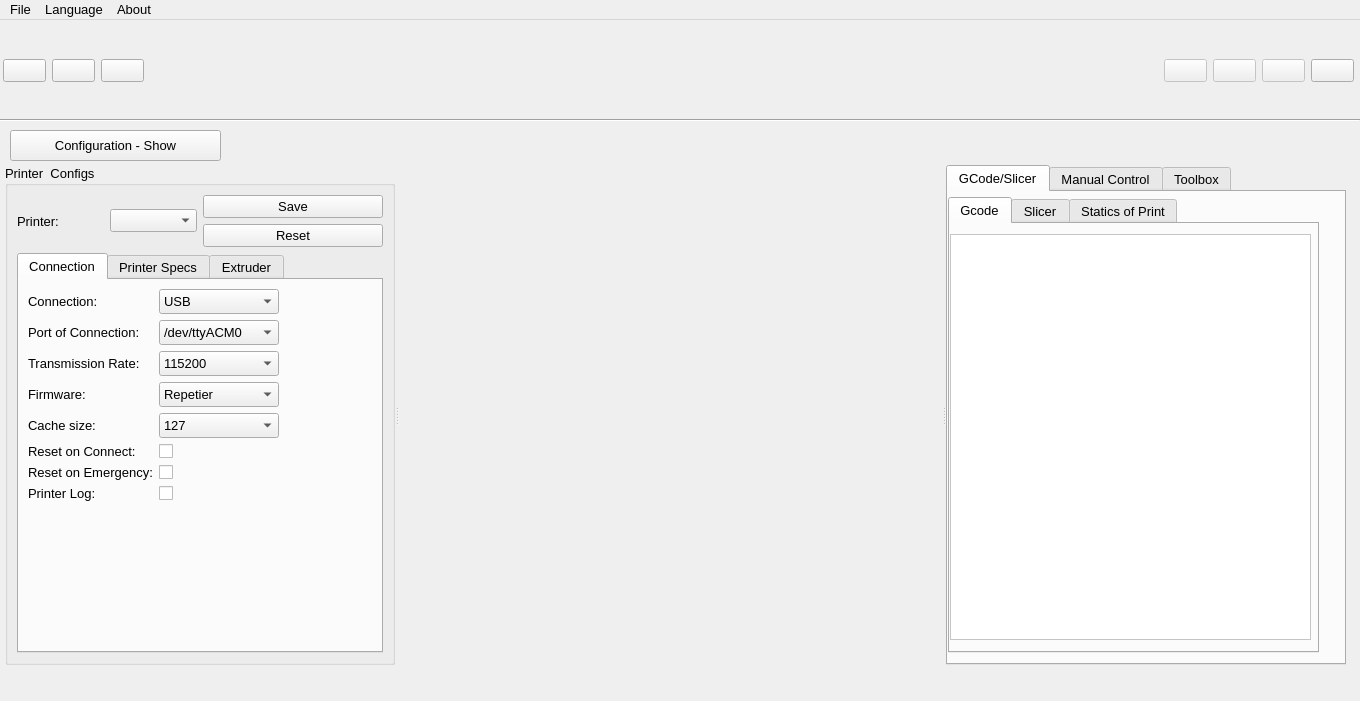
Above: Pandora.ui from KDE/brprint3d before the change. Below: the same form after it.
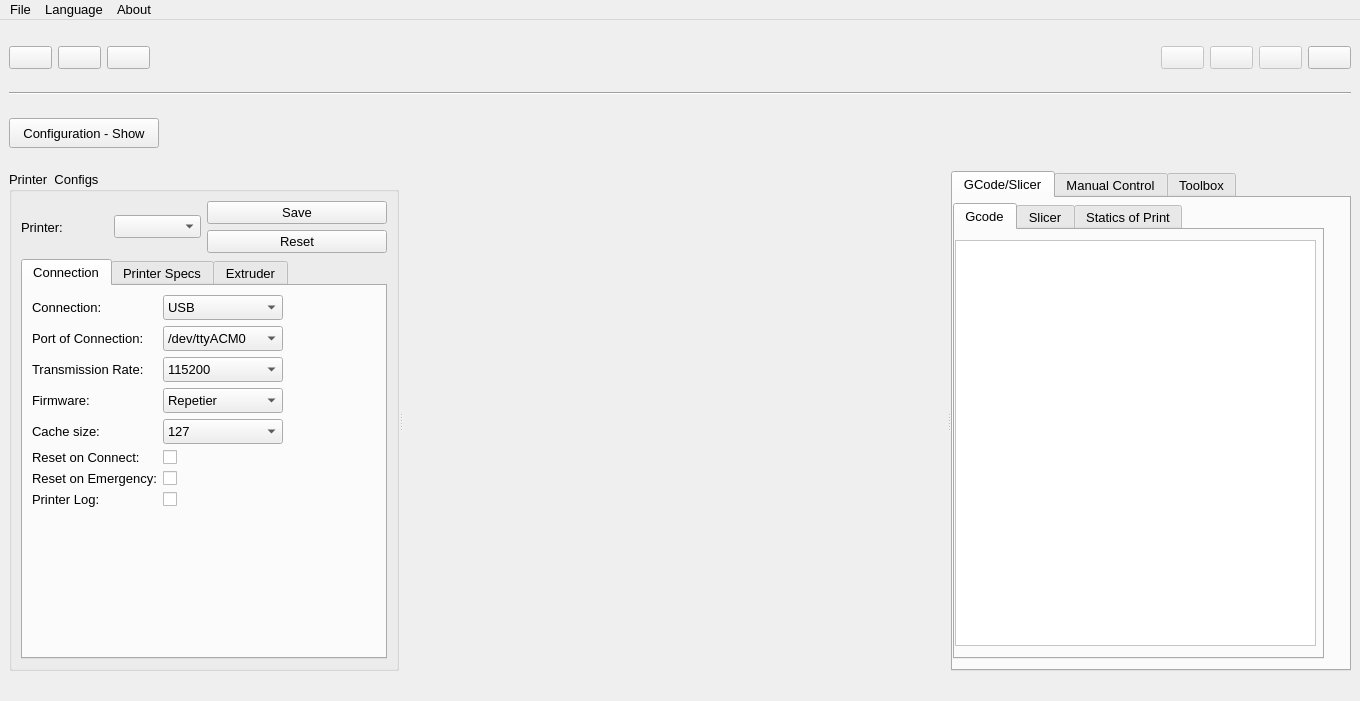
That is the form after the change. Icons and pictures are not drawn.

Commit message: Layout All the Ui in a grid layout.

```diff
--- a/Pandora.ui
+++ b/Pandora.ui
@@ -49,41 +49,8 @@
    <enum>Qt::ToolButtonTextUnderIcon</enum>
   </property>
   <widget class="QWidget" name="centralwidget">
-   <widget class="QPushButton" name="bt_hide">
-    <property name="geometry">
-     <rect>
-      <x>10</x>
-      <y>110</y>
-      <width>211</width>
-      <height>31</height>
-     </rect>
-    </property>
-    <property name="text">
-     <string>Configuration - Show</string>
-    </property>
-   </widget>
-   <widget class="Line" name="line_5">
-    <property name="geometry">
-     <rect>
-      <x>0</x>
-      <y>90</y>
-      <width>1360</width>
-      <height>20</height>
-     </rect>
-    </property>
-    <property name="orientation">
-     <enum>Qt::Horizontal</enum>
-    </property>
-   </widget>
-   <widget class="QWidget" name="layoutWidget">
-    <property name="geometry">
-     <rect>
-      <x>3</x>
-      <y>5</y>
-      <width>1351</width>
-      <height>92</height>
-     </rect>
-    </property>
+   <layout class="QGridLayout" name="gridLayout_8">
+    <item row="0" column="0">
     <layout class="QHBoxLayout" name="horizontalLayout">
      <item>
       <widget class="QPushButton" name="bt_import">
@@ -316,16 +283,29 @@
       </widget>
      </item>
     </layout>
-   </widget>
+    </item>
+    <item row="1" column="0">
+     <widget class="Line" name="line_5">
+      <property name="orientation">
+       <enum>Qt::Horizontal</enum>
+      </property>
+     </widget>
+    </item>
+    <item row="2" column="0">
+     <widget class="QPushButton" name="bt_hide">
+      <property name="maximumSize">
+       <size>
+        <width>150</width>
+        <height>30</height>
+       </size>
+      </property>
+      <property name="text">
+       <string>Configuration - Show</string>
+      </property>
+     </widget>
+    </item>
+    <item row="3" column="0">
    <widget class="QSplitter" name="splitter">
-    <property name="geometry">
-     <rect>
-      <x>5</x>
-      <y>145</y>
-      <width>1341</width>
-      <height>500</height>
-     </rect>
-    </property>
     <property name="maximumSize">
      <size>
       <width>16777215</width>
@@ -2553,6 +2533,8 @@
      </widget>
     </widget>
    </widget>
+    </item>
+   </layout>
   </widget>
   <widget class="QMenuBar" name="menuBar">
    <property name="geometry">
```
Lines whose indentation alone changed are shown as unchanged.
